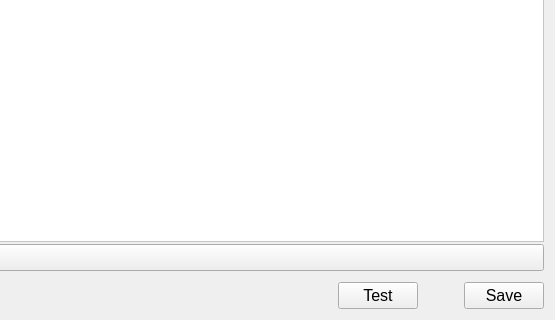
Old version of the form ui/main.ui in the repository openalpr/openalpr_hotlist_import; both pictures show x 725 to 1280 and y 400 to 720 of the 1280 by 720 pixel window.
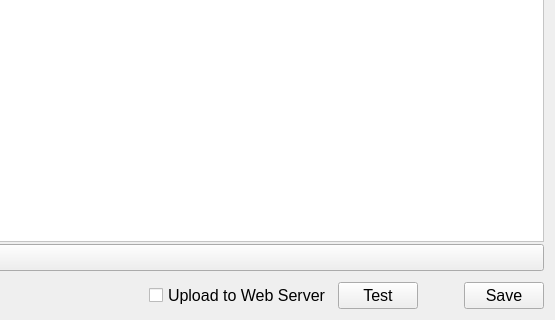
New version of the form. Icons and pictures are not drawn.

Commit message: Added "Upload" option to Test button

Patch:
```diff
--- a/ui/main.ui
+++ b/ui/main.ui
@@ -1062,6 +1062,13 @@
        </property>
       </spacer>
      </item>
+     <item>
+      <widget class="QCheckBox" name="chkUpload">
+       <property name="text">
+        <string>Upload to Web Server</string>
+       </property>
+      </widget>
+     </item>
      <item>
       <widget class="QPushButton" name="btnTest">
        <property name="text">
```
Left out of the diff: 29 changed lines with no effect on the pictures. The commit also changes 2 other files.
